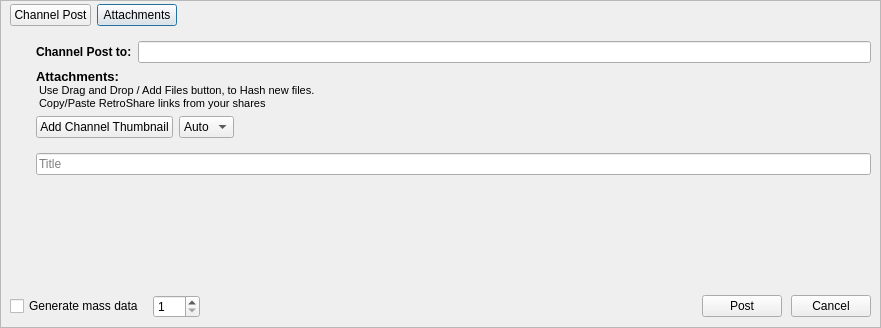
RetroShare/RetroShare, file retroshare-gui/src/gui/gxschannels/CreateGxsChannelMsg.ui: the form before one commit.
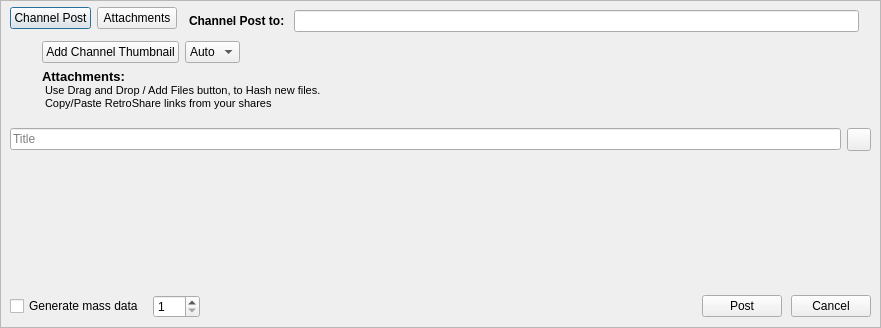
The form after the commit. Icons and pictures are not drawn. Custom widgets are drawn as their Qt base class.

Commit message:
Improved the Channel Composer & small fixes
* Fixed the issue with stretching of the RichTextEdit
* Improved the Layout
* Moved the Channel Name to the Top Right to be visible always
* Added option to hide the Thumbnail frame when needs more space for Post Edit/Blog Posting

Patch:
```diff
--- a/retroshare-gui/src/gui/gxschannels/CreateGxsChannelMsg.ui
+++ b/retroshare-gui/src/gui/gxschannels/CreateGxsChannelMsg.ui
@@ -57,10 +57,10 @@
       <property name="verticalSpacing">
        <number>0</number>
       </property>
-      <item row="0" column="1">
-       <widget class="QPushButton" name="attachmentsButton">
+      <item row="0" column="0">
+       <widget class="QPushButton" name="channelpostButton">
         <property name="text">
-         <string>Attachments</string>
+         <string>Channel Post</string>
         </property>
         <property name="iconSize">
          <size>
@@ -70,7 +70,58 @@
         </property>
        </widget>
       </item>
-      <item row="1" column="0" colspan="3">
+      <item row="2" column="0" colspan="4">
+       <layout class="QHBoxLayout" name="buttonHLayout">
+        <property name="spacing">
+         <number>9</number>
+        </property>
+        <item>
+         <widget class="QCheckBox" name="generateCheckBox">
+          <property name="text">
+           <string>Generate mass data</string>
+          </property>
+         </widget>
+        </item>
+        <item>
+         <widget class="QSpinBox" name="generateSpinBox">
+          <property name="minimum">
+           <number>1</number>
+          </property>
+          <property name="maximum">
+           <number>999</number>
+          </property>
+         </widget>
+        </item>
+        <item>
+         <spacer name="horizontalSpacer_3">
+          <property name="orientation">
+           <enum>Qt::Horizontal</enum>
+          </property>
+          <property name="sizeHint" stdset="0">
+           <size>
+            <width>40</width>
+            <height>20</height>
+           </size>
+          </property>
+         </spacer>
+        </item>
+        <item>
+         <widget class="QPushButton" name="postButton">
+          <property name="text">
+           <string>Post</string>
+          </property>
+         </widget>
+        </item>
+        <item>
+         <widget class="QPushButton" name="cancelButton">
+          <property name="text">
+           <string>Cancel</string>
+          </property>
+         </widget>
+        </item>
+       </layout>
+      </item>
+      <item row="1" column="0" colspan="4">
        <widget class="QStackedWidget" name="stackedWidget">
         <property name="mouseTracking">
          <bool>true</bool>
@@ -85,15 +136,45 @@
          <number>0</number>
         </property>
         <widget class="QWidget" name="stackedWidgetPage1">
-         <layout class="QGridLayout" name="gridLayout_2">
+         <layout class="QGridLayout" name="gridLayout_5">
           <property name="leftMargin">
            <number>0</number>
           </property>
+          <property name="topMargin">
+           <number>0</number>
+          </property>
           <property name="rightMargin">
            <number>0</number>
           </property>
-          <item row="0" column="0" rowspan="4">
+          <property name="bottomMargin">
+           <number>0</number>
+          </property>
+          <item row="0" column="0">
+           <widget class="QFrame" name="thumbnailFrame">
+            <property name="frameShape">
+             <enum>QFrame::NoFrame</enum>
+            </property>
+            <property name="frameShadow">
+             <enum>QFrame::Plain</enum>
+            </property>
+            <layout class="QGridLayout" name="gridLayout_3">
+             <property name="leftMargin">
+              <number>6</number>
+             </property>
+             <property name="topMargin">
+              <number>9</number>
+             </property>
+             <property name="rightMargin">
+              <number>6</number>
+             </property>
+             <property name="bottomMargin">
+              <number>0</number>
+             </property>
+             <item row="0" column="0" rowspan="3">
            <layout class="QVBoxLayout" name="verticalLayout_2">
+               <property name="spacing">
+                <number>6</number>
+               </property>
             <item>
              <widget class="ChannelPostThumbnailView" name="preview_W" native="true">
               <property name="sizePolicy">
@@ -119,42 +200,6 @@
             </item>
            </layout>
           </item>
-          <item row="0" column="1">
-           <layout class="QHBoxLayout" name="channelNameHLayout">
-            <property name="topMargin">
-             <number>6</number>
-            </property>
-            <item>
-             <widget class="QLabel" name="channelNameLabel">
-              <property name="sizePolicy">
-               <sizepolicy hsizetype="Preferred" vsizetype="Fixed">
-                <horstretch>0</horstretch>
-                <verstretch>0</verstretch>
-               </sizepolicy>
-              </property>
-              <property name="font">
-               <font>
-                <weight>75</weight>
-                <bold>true</bold>
-               </font>
-              </property>
-              <property name="text">
-               <string>Channel Post to:</string>
-              </property>
-             </widget>
-            </item>
-            <item>
-             <widget class="QLineEdit" name="channelName">
-              <property name="enabled">
-               <bool>true</bool>
-              </property>
-              <property name="readOnly">
-               <bool>true</bool>
-              </property>
-             </widget>
-            </item>
-           </layout>
-          </item>
           <item row="1" column="1">
            <widget class="QLabel" name="channelAttachLabel">
             <property name="text">
@@ -166,9 +211,12 @@
 &lt;p style=&quot; margin-top:0px; margin-bottom:0px; margin-left:0px; margin-right:0px; -qt-block-indent:0; text-indent:0px;&quot;&gt;&lt;img src=&quot;:/images/feedback_arrow.png&quot; /&gt;&lt;span style=&quot; font-family:'MS Shell Dlg 2'; font-size:8pt;&quot;&gt; Use Drag and Drop / Add Files button, to Hash new files.&lt;/span&gt;&lt;/p&gt;
 &lt;p style=&quot; margin-top:0px; margin-bottom:0px; margin-left:0px; margin-right:0px; -qt-block-indent:0; text-indent:0px;&quot;&gt;&lt;img src=&quot;:/images/feedback_arrow.png&quot; /&gt;&lt;span style=&quot; font-family:'MS Shell Dlg 2'; font-size:8pt;&quot;&gt; Copy/Paste RetroShare links from your shares&lt;/span&gt;&lt;/p&gt;&lt;/body&gt;&lt;/html&gt;</string>
             </property>
-           </widget>
-          </item>
-          <item row="2" column="1">
+               <property name="alignment">
+                <set>Qt::AlignLeading|Qt::AlignLeft|Qt::AlignTop</set>
+               </property>
+              </widget>
+             </item>
+             <item row="0" column="1">
            <layout class="QHBoxLayout" name="horizontalLayout">
             <item>
              <widget class="QPushButton" name="addThumbnailButton">
@@ -234,34 +282,35 @@
             </item>
            </layout>
           </item>
-          <item row="3" column="1">
-           <layout class="QVBoxLayout" name="verticalLayout_3">
+            </layout>
+           </widget>
+          </item>
+          <item row="1" column="0">
+           <layout class="QGridLayout" name="gridLayoutTextEdit">
             <property name="topMargin">
-             <number>9</number>
+             <number>6</number>
             </property>
-            <item>
+            <item row="0" column="0">
              <widget class="QLineEdit" name="subjectEdit">
               <property name="placeholderText">
                <string>Title</string>
               </property>
              </widget>
             </item>
-            <item>
-             <spacer name="verticalSpacer">
-              <property name="orientation">
-               <enum>Qt::Vertical</enum>
+            <item row="0" column="1">
+             <widget class="QToolButton" name="expandButton">
+              <property name="toolTip">
+               <string>&lt;html&gt;&lt;head/&gt;&lt;body&gt;&lt;p&gt;Hide&lt;/p&gt;&lt;/body&gt;&lt;/html&gt;</string>
               </property>
-              <property name="sizeHint" stdset="0">
-               <size>
-                <width>20</width>
-                <height>40</height>
-               </size>
+              <property name="text">
+               <string/>
               </property>
-             </spacer>
+              <property name="checkable">
+               <bool>true</bool>
+              </property>
+             </widget>
             </item>
-           </layout>
-          </item>
-          <item row="4" column="0" colspan="2">
+            <item row="1" column="0" colspan="2">
            <widget class="RichTextEdit" name="RichTextEditWidget" native="true">
             <property name="sizePolicy">
              <sizepolicy hsizetype="Expanding" vsizetype="Expanding">
@@ -272,6 +321,8 @@
            </widget>
           </item>
          </layout>
+          </item>
+         </layout>
         </widget>
         <widget class="QWidget" name="stackedWidgetPage2">
          <layout class="QVBoxLayout" name="verticalLayout">
@@ -344,7 +395,7 @@
                </size>
               </property>
               <property name="toolTip">
-               <string>&lt;html&gt;&lt;head/&gt;&lt;body&gt;&lt;p&gt;Add File&lt;/p&gt;&lt;/body&gt;&lt;/html&gt;</string>
+               <string>&lt;html&gt;&lt;head/&gt;&lt;body&gt;&lt;p&gt;Remove File&lt;/p&gt;&lt;/body&gt;&lt;/html&gt;</string>
               </property>
               <property name="text">
                <string/>
@@ -393,7 +444,7 @@
               <rect>
                <x>0</x>
                <y>0</y>
-               <width>827</width>
+               <width>824</width>
                <height>24</height>
               </rect>
              </property>
@@ -444,78 +495,59 @@
         </widget>
        </widget>
       </item>
+      <item row="0" column="1">
+       <widget class="QPushButton" name="attachmentsButton">
+        <property name="text">
+         <string>Attachments</string>
+        </property>
+        <property name="iconSize">
+         <size>
+          <width>24</width>
+          <height>24</height>
+         </size>
+        </property>
+       </widget>
+      </item>
       <item row="0" column="2">
-       <spacer name="horizontalSpacer">
-        <property name="orientation">
-         <enum>Qt::Horizontal</enum>
-        </property>
-        <property name="sizeHint" stdset="0">
-         <size>
-          <width>486</width>
-          <height>20</height>
-         </size>
-        </property>
-       </spacer>
-      </item>
-      <item row="0" column="0">
-       <widget class="QPushButton" name="channelpostButton">
-        <property name="text">
-         <string>Channel Post</string>
-        </property>
-        <property name="iconSize">
-         <size>
-          <width>24</width>
-          <height>24</height>
-         </size>
-        </property>
-       </widget>
-      </item>
-      <item row="2" column="0" colspan="3">
-       <layout class="QHBoxLayout" name="buttonHLayout">
+       <layout class="QHBoxLayout" name="channelNameHLayout">
         <property name="spacing">
          <number>9</number>
         </property>
-        <item>
-         <widget class="QCheckBox" name="generateCheckBox">
-          <property name="text">
-           <string>Generate mass data</string>
-          </property>
-         </widget>
-        </item>
-        <item>
-         <widget class="QSpinBox" name="generateSpinBox">
-          <property name="minimum">
-           <number>1</number>
-          </property>
-          <property name="maximum">
-           <number>999</number>
-          </property>
-         </widget>
-        </item>
+        <property name="leftMargin">
+         <number>6</number>
+        </property>
+        <property name="topMargin">
+         <number>6</number>
+        </property>
+        <property name="rightMargin">
+         <number>6</number>
+        </property>
         <item>
-         <spacer name="horizontalSpacer_3">
-          <property name="orientation">
-           <enum>Qt::Horizontal</enum>
+         <widget class="QLabel" name="channelNameLabel">
+          <property name="sizePolicy">
+           <sizepolicy hsizetype="Preferred" vsizetype="Fixed">
+            <horstretch>0</horstretch>
+            <verstretch>0</verstretch>
+           </sizepolicy>
           </property>
-          <property name="sizeHint" stdset="0">
-           <size>
-            <width>40</width>
-            <height>20</height>
-           </size>
+          <property name="font">
+           <font>
+            <weight>75</weight>
+            <bold>true</bold>
+           </font>
           </property>
-         </spacer>
-        </item>
-        <item>
-         <widget class="QPushButton" name="postButton">
           <property name="text">
-           <string>Post</string>
+           <string>Channel Post to:</string>
           </property>
          </widget>
         </item>
         <item>
-         <widget class="QPushButton" name="cancelButton">
-          <property name="text">
-           <string>Cancel</string>
+         <widget class="QLineEdit" name="channelName">
+          <property name="enabled">
+           <bool>true</bool>
+          </property>
+          <property name="readOnly">
+           <bool>true</bool>
           </property>
          </widget>
         </item>
```
Lines whose indentation alone changed are shown as unchanged. The commit also changes 2 other files.
